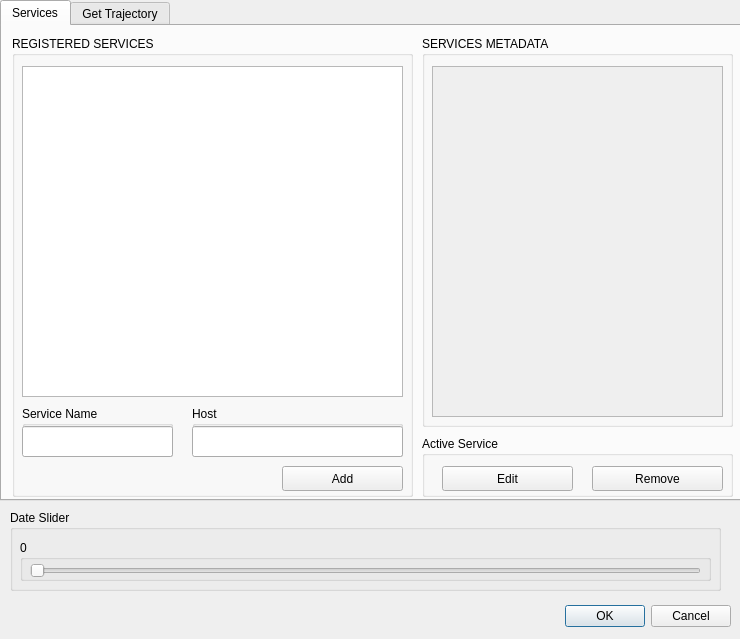
Before: the Qt Designer form wlts_plugin/wlts_qgis_dialog_base.ui in brazil-data-cube/wlts-qgis, drawn with Qt 5.
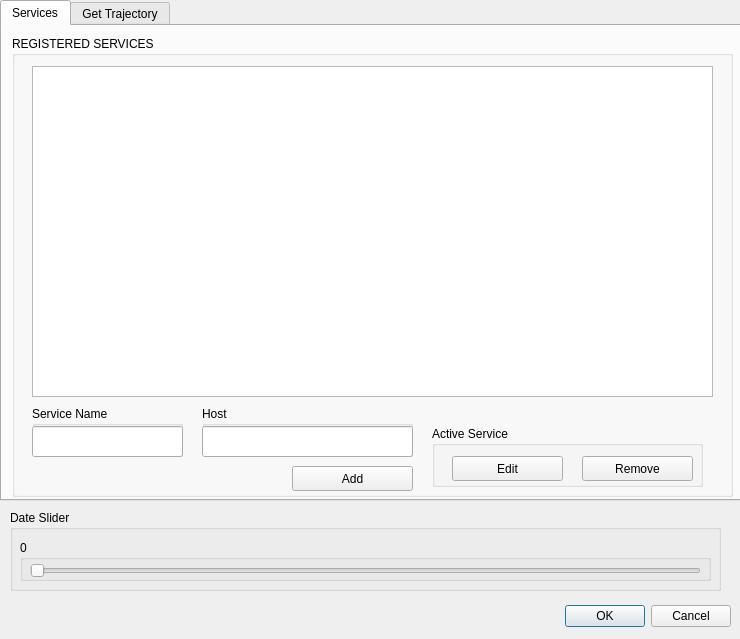
After: the same form once the commit is applied.

Commit message: [#68] Adding dialog box with collection description

The edit to the form file:
```diff
--- a/wlts_plugin/wlts_qgis_dialog_base.ui
+++ b/wlts_plugin/wlts_qgis_dialog_base.ui
@@ -43,7 +43,7 @@
       <rect>
        <x>10</x>
        <y>10</y>
-       <width>401</width>
+       <width>721</width>
        <height>461</height>
       </rect>
      </property>
@@ -53,9 +53,9 @@
      <widget class="QTreeView" name="data">
       <property name="geometry">
        <rect>
-        <x>10</x>
+        <x>20</x>
         <y>30</y>
-        <width>381</width>
+        <width>681</width>
         <height>331</height>
        </rect>
       </property>
@@ -63,7 +63,7 @@
      <widget class="QGroupBox" name="service_group">
       <property name="geometry">
        <rect>
-        <x>10</x>
+        <x>20</x>
         <y>370</y>
         <width>151</width>
         <height>51</height>
@@ -86,7 +86,7 @@
      <widget class="QGroupBox" name="host">
       <property name="geometry">
        <rect>
-        <x>180</x>
+        <x>190</x>
         <y>370</y>
         <width>211</width>
         <height>51</height>
@@ -109,7 +109,7 @@
      <widget class="QPushButton" name="save_service">
       <property name="geometry">
        <rect>
-        <x>270</x>
+        <x>280</x>
         <y>430</y>
         <width>121</width>
         <height>25</height>
@@ -119,49 +119,12 @@
        <string>Add</string>
       </property>
      </widget>
-    </widget>
-    <widget class="QGroupBox" name="metadata">
-     <property name="geometry">
-      <rect>
-       <x>420</x>
-       <y>10</y>
-       <width>311</width>
-       <height>391</height>
-      </rect>
-     </property>
-     <property name="title">
-      <string>SERVICES METADATA</string>
-     </property>
-     <widget class="QScrollArea" name="metadata_scroll">
-      <property name="geometry">
-       <rect>
-        <x>10</x>
-        <y>30</y>
-        <width>291</width>
-        <height>351</height>
-       </rect>
-      </property>
-      <property name="widgetResizable">
-       <bool>false</bool>
-      </property>
-      <widget class="QWidget" name="metadata_content">
-       <property name="geometry">
-        <rect>
-         <x>0</x>
-         <y>0</y>
-         <width>289</width>
-         <height>149</height>
-        </rect>
-       </property>
-      </widget>
-     </widget>
-    </widget>
     <widget class="QGroupBox" name="active_service_options">
      <property name="geometry">
       <rect>
        <x>420</x>
-       <y>410</y>
-       <width>311</width>
+        <y>390</y>
+        <width>271</width>
        <height>61</height>
       </rect>
      </property>
@@ -173,7 +136,7 @@
        <rect>
         <x>20</x>
         <y>30</y>
-        <width>131</width>
+         <width>111</width>
         <height>25</height>
        </rect>
       </property>
@@ -184,15 +147,16 @@
      <widget class="QPushButton" name="delete_service">
       <property name="geometry">
        <rect>
-        <x>170</x>
+         <x>150</x>
         <y>30</y>
-        <width>131</width>
+         <width>111</width>
         <height>25</height>
        </rect>
       </property>
       <property name="text">
        <string>Remove</string>
       </property>
+      </widget>
      </widget>
     </widget>
    </widget>
```
Lines whose indentation alone changed are shown as unchanged. The commit also changes 1 other file.
